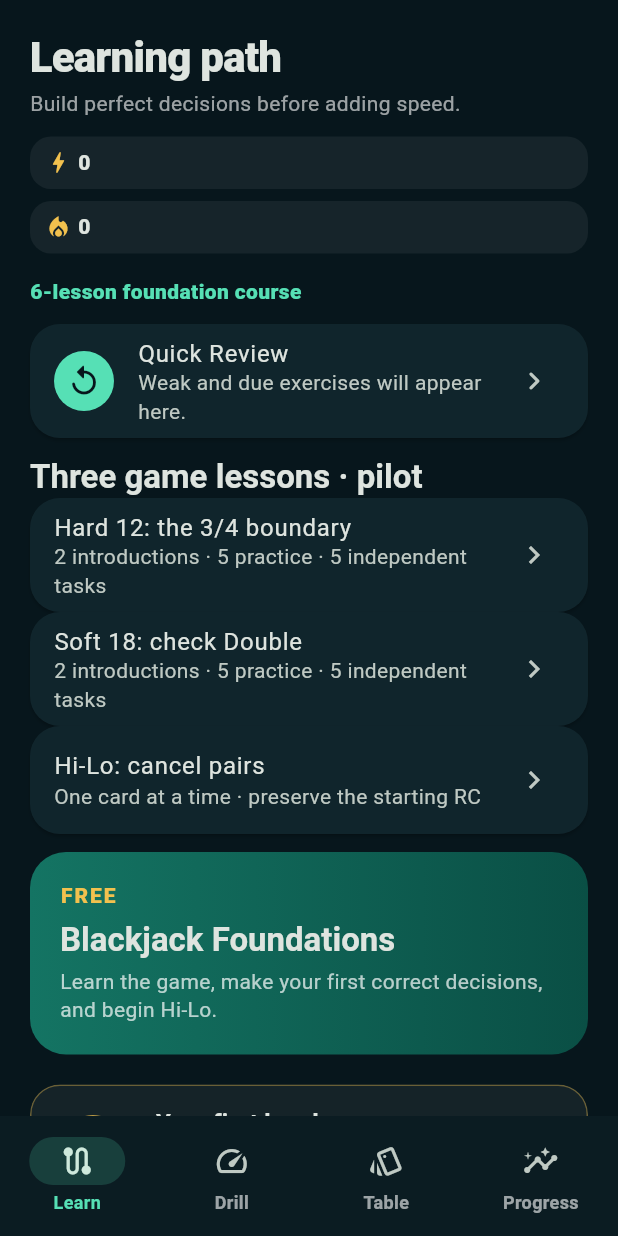
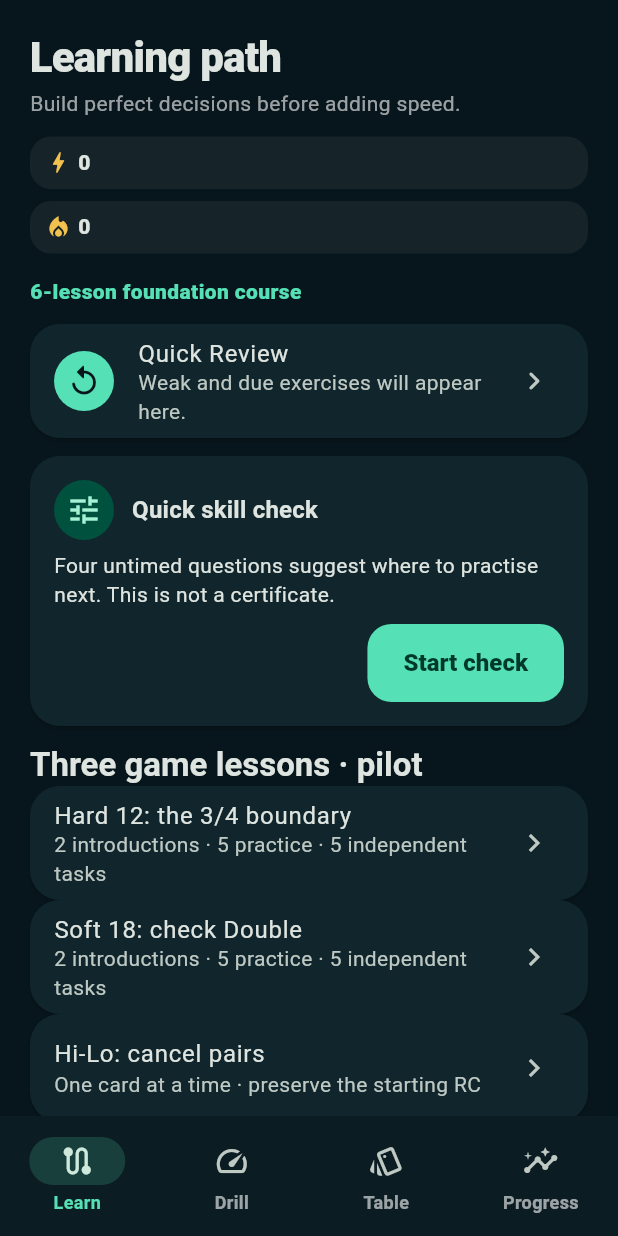
Before and after one commit to NerdySnake6/BlackjackAdvantageTrainer, a Flutter app: the TelemetryConsentScreen screen opened by its route, after a tap on "Save and continue", on a phone screen of 412 x 824 dp. Run offline on Flutter 3.47's test engine with Material 3 defaults, Android fonts, the phone set to English and light mode, and no system bars; our stand-ins replace firebase_analytics, firebase_core, firebase_crashlytics, go_router, shared_preferences; accounts and stored records are empty; project files that could hold a hidden picture were left out.

Commit message:
feat(learn): add untimed skill diagnostic for iteration 15

```diff
--- /dev/null
+++ b/lib/domain/learning/diagnostic.dart
@@ -0,0 +1,86 @@
+/// Short, untimed Learn placement check; it recommends practice but never certifies mastery.
+library;
+
+enum DiagnosticSkill { strategy, runningCount }
+
+enum DiagnosticRecommendation { strategy, runningCount, combined }
+
+class DiagnosticQuestion {
+  const DiagnosticQuestion({
+    required this.id,
+    required this.skill,
+    required this.correctOption,
+  });
+
+  final String id;
+  final DiagnosticSkill skill;
+  final int correctOption;
+}
+
+class DiagnosticSession {
+  DiagnosticSession()
+    : questions = const [
+        DiagnosticQuestion(
+          id: 'strategy-boundary',
+          skill: DiagnosticSkill.strategy,
+          correctOption: 1,
+        ),
+        DiagnosticQuestion(
+          id: 'strategy-double',
+          skill: DiagnosticSkill.strategy,
+          correctOption: 0,
+        ),
+        DiagnosticQuestion(
+          id: 'count-tags',
+          skill: DiagnosticSkill.runningCount,
+          correctOption: 0,
+        ),
+        DiagnosticQuestion(
+          id: 'count-continuity',
+          skill: DiagnosticSkill.runningCount,
+          correctOption: 2,
+        ),
+      ];
+
+  final List<DiagnosticQuestion> questions;
+  final List<int?> _answers = [null, null, null, null];
+
+  int get currentIndex => _answers.indexWhere((answer) => answer == null);
+  bool get isComplete => currentIndex == -1;
+  int? get currentAnswer => isComplete ? null : _answers[currentIndex];
+  int get strategyCorrect => _correct(DiagnosticSkill.strategy);
+  int get runningCountCorrect => _correct(DiagnosticSkill.runningCount);
+
+  DiagnosticRecommendation get recommendation {
+    if (strategyCorrect > 0 && runningCountCorrect > 0) {
+      return DiagnosticRecommendation.combined;
+    }
+    if (runningCountCorrect > 0) return DiagnosticRecommendation.runningCount;
+    return DiagnosticRecommendation.strategy;
+  }
+
+  void answer(int option) {
+    if (isComplete || option < 0 || option > 2) {
+      throw StateError('Diagnostic answer unavailable');
+    }
+    _answers[currentIndex] = option;
+  }
+
+  void restart() {
+    for (var i = 0; i < _answers.length; i++) {
+      _answers[i] = null;
+    }
+  }
+
+  List<int?> get answers => List.unmodifiable(_answers);
+
+  int _correct(DiagnosticSkill skill) {
+    var count = 0;
+    for (var i = 0; i < questions.length; i++) {
+      if (questions[i].skill == skill &&
+          _answers[i] == questions[i].correctOption)
+        count++;
+    }
+    return count;
+  }
+}
--- a/lib/l10n/app_en.arb
+++ b/lib/l10n/app_en.arb
@@ -24,6 +24,33 @@
   "@pilotReward": {"placeholders": {"count": {"type": "int"}}},
   "pilotSelected": "Your first answer: {answer}",
   "@pilotSelected": {"placeholders": {"answer": {"type": "String"}}},
+  "diagnosticTitle": "Quick skill check",
+  "diagnosticIntro": "Four untimed questions suggest where to practise next. This is not a certificate.",
+  "diagnosticStart": "Start check",
+  "diagnosticQuestionProgress": "Question {current} of {total}",
+  "@diagnosticQuestionProgress": {"placeholders": {"current": {"type": "int"}, "total": {"type": "int"}}},
+  "diagnosticQ1": "What mainly changes the best basic-strategy action?",
+  "diagnosticQ1A": "The dealer up-card and your hand",
+  "diagnosticQ1B": "The last round's result",
+  "diagnosticQ1C": "The size of the table",
+  "diagnosticQ2": "When is Double normally available in this trainer?",
+  "diagnosticQ2A": "On a two-card hand when the rules allow it",
+  "diagnosticQ2B": "After any hit",
+  "diagnosticQ2C": "Only after winning a round",
+  "diagnosticQ3": "In Hi-Lo, what tag does a 5 receive?",
+  "diagnosticQ3A": "+1",
+  "diagnosticQ3B": "0",
+  "diagnosticQ3C": "−1",
+  "diagnosticQ4": "When should you reset a running count?",
+  "diagnosticQ4A": "After every hand",
+  "diagnosticQ4B": "When the dealer shows an ace",
+  "diagnosticQ4C": "When the shoe is shuffled",
+  "diagnosticResultTitle": "Suggested next focus",
+  "diagnosticRecommendationStrategy": "Practise basic-strategy decisions first.",
+  "diagnosticRecommendationCount": "Practise Hi-Lo and running count first.",
+  "diagnosticRecommendationCombined": "Alternate basic strategy with running-count practice.",
+  "diagnosticResultNote": "This check only suggests a starting point. It does not unlock lessons or certify mastery.",
+  "diagnosticRestart": "Run again",
   "@@locale": "en",
   "appTitle": "Blackjack Advantage",
   "learnTab": "Learn",
--- a/lib/l10n/app_localizations.dart
+++ b/lib/l10n/app_localizations.dart
@@ -217,6 +217,33 @@ abstract class AppLocalizations {
   /// In en, this message translates to:
   /// **'Your first answer: {answer}'**
   String pilotSelected(String answer);
+
+  String get diagnosticTitle;
+  String get diagnosticIntro;
+  String get diagnosticStart;
+  String diagnosticQuestionProgress(int current, int total);
+  String get diagnosticQ1;
+  String get diagnosticQ1A;
+  String get diagnosticQ1B;
+  String get diagnosticQ1C;
+  String get diagnosticQ2;
+  String get diagnosticQ2A;
+  String get diagnosticQ2B;
+  String get diagnosticQ2C;
+  String get diagnosticQ3;
+  String get diagnosticQ3A;
+  String get diagnosticQ3B;
+  String get diagnosticQ3C;
+  String get diagnosticQ4;
+  String get diagnosticQ4A;
+  String get diagnosticQ4B;
+  String get diagnosticQ4C;
+  String get diagnosticResultTitle;
+  String get diagnosticRecommendationStrategy;
+  String get diagnosticRecommendationCount;
+  String get diagnosticRecommendationCombined;
+  String get diagnosticResultNote;
+  String get diagnosticRestart;
 
   /// No description provided for @appTitle.
   ///
--- a/lib/presentation/learn/learning_path_screen.dart
+++ b/lib/presentation/learn/learning_path_screen.dart
@@ -7,6 +7,7 @@ import 'package:provider/provider.dart';
 
 import '../../app/theme.dart';
 import '../../domain/learning/models.dart';
+import '../../domain/learning/diagnostic.dart';
 import '../../l10n/app_localizations.dart';
 import '../../viewmodels/app_state.dart';
 
@@ -42,6 +43,8 @@ class LearningPathScreen extends StatelessWidget {
                   child: Column(
                     children: [
                       _QuickReviewCard(appState: appState),
+                      const SizedBox(height: 12),
+                      const _DiagnosticCard(),
                       const SizedBox(height: 12),
                       if (appState.catalog.pilotLessons.isNotEmpty) ...[
                         Align(
@@ -180,6 +183,172 @@ class LearningPathScreen extends StatelessWidget {
       ),
     );
   }
+}
+
+class _DiagnosticCard extends StatefulWidget {
+  const _DiagnosticCard();
+
+  @override
+  State<_DiagnosticCard> createState() => _DiagnosticCardState();
+}
+
+class _DiagnosticCardState extends State<_DiagnosticCard> {
+  final _session = DiagnosticSession();
+  bool _started = false;
+
+  @override
+  Widget build(BuildContext context) {
+    final strings = AppLocalizations.of(context);
+    if (!_started) {
+      return Card(
+        child: Padding(
+          padding: const EdgeInsets.all(16),
+          child: Column(
+            crossAxisAlignment: CrossAxisAlignment.start,
+            children: [
+              Row(
+                children: [
+                  const CircleAvatar(child: Icon(Icons.tune)),
+                  const SizedBox(width: 12),
+                  Expanded(
+                    child: Text(
+                      strings.diagnosticTitle,
+                      style: Theme.of(context).textTheme.titleMedium,
+                    ),
+                  ),
+                ],
+              ),
+              const SizedBox(height: 8),
+              Text(strings.diagnosticIntro),
+              const SizedBox(height: 10),
+              Align(
+                alignment: Alignment.centerRight,
+                child: FilledButton(
+                  onPressed: () => setState(() => _started = true),
+                  child: Text(strings.diagnosticStart),
+                ),
+              ),
+            ],
+          ),
+        ),
+      );
+    }
+    if (_session.isComplete) {
+      final recommendation = switch (_session.recommendation) {
+        DiagnosticRecommendation.strategy =>
+          strings.diagnosticRecommendationStrategy,
+        DiagnosticRecommendation.runningCount =>
+          strings.diagnosticRecommendationCount,
+        DiagnosticRecommendation.combined =>
+          strings.diagnosticRecommendationCombined,
+      };
+      return Card(
+        child: Padding(
+          padding: const EdgeInsets.all(16),
+          child: Column(
+            crossAxisAlignment: CrossAxisAlignment.start,
+            children: [
+              Text(
+                strings.diagnosticResultTitle,
+                style: Theme.of(context).textTheme.titleMedium,
+              ),
+              const SizedBox(height: 8),
+              Text(recommendation),
+              const SizedBox(height: 6),
+              Text(strings.diagnosticResultNote),
+              Align(
+                alignment: Alignment.centerRight,
+                child: TextButton(
+                  onPressed: () => setState(() {
+                    _session.restart();
+                  }),
+                  child: Text(strings.diagnosticRestart),
+                ),
+              ),
+            ],
+          ),
+        ),
+      );
+    }
+
+    final index = _session.currentIndex;
+    final question = _diagnosticQuestion(strings, index);
+    return Card(
+      child: Padding(
+        padding: const EdgeInsets.all(16),
+        child: Column(
+          crossAxisAlignment: CrossAxisAlignment.start,
+          children: [
+            Text(
+              strings.diagnosticTitle,
+              style: Theme.of(context).textTheme.titleMedium,
+            ),
+            const SizedBox(height: 4),
+            Text(
+              strings.diagnosticQuestionProgress(
+                index + 1,
+                _session.questions.length,
+              ),
+            ),
+            const SizedBox(height: 12),
+            Text(question.prompt),
+            const SizedBox(height: 8),
+            for (var option = 0; option < question.options.length; option++)
+              Padding(
+                padding: const EdgeInsets.only(bottom: 6),
+                child: OutlinedButton(
+                  onPressed: () => setState(() => _session.answer(option)),
+                  child: Align(
+                    alignment: Alignment.centerLeft,
+                    child: Text(question.options[option]),
+                  ),
+                ),
+              ),
+          ],
+        ),
+      ),
+    );
+  }
+}
+
+({String prompt, List<String> options}) _diagnosticQuestion(
+  AppLocalizations strings,
+  int index,
+) {
+  return switch (index) {
+    0 => (
+      prompt: strings.diagnosticQ1,
+      options: [
+        strings.diagnosticQ1A,
+        strings.diagnosticQ1B,
+        strings.diagnosticQ1C,
+      ],
+    ),
+    1 => (
+      prompt: strings.diagnosticQ2,
+      options: [
+        strings.diagnosticQ2A,
+        strings.diagnosticQ2B,
+        strings.diagnosticQ2C,
+      ],
+    ),
+    2 => (
+      prompt: strings.diagnosticQ3,
+      options: [
+        strings.diagnosticQ3A,
+        strings.diagnosticQ3B,
+        strings.diagnosticQ3C,
+      ],
+    ),
+    _ => (
+      prompt: strings.diagnosticQ4,
+      options: [
+        strings.diagnosticQ4A,
+        strings.diagnosticQ4B,
+        strings.diagnosticQ4C,
+      ],
+    ),
+  };
 }
 
 class _QuickReviewCard extends StatelessWidget {
```
Also changed, not shown: lib/l10n/app_localizations_en.dart (+61 -0 lines), lib/l10n/app_localizations_ru.dart (+60 -0 lines), lib/l10n/app_ru.arb (+27 -0 lines), 2 other files.
